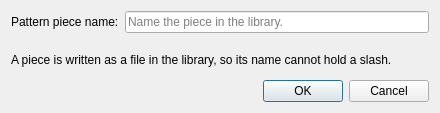
Above: src/app/ostara/dialogs/osavepiecedialog.ui from equinox-patterns/Ostara before the change. Below: the same form after it.
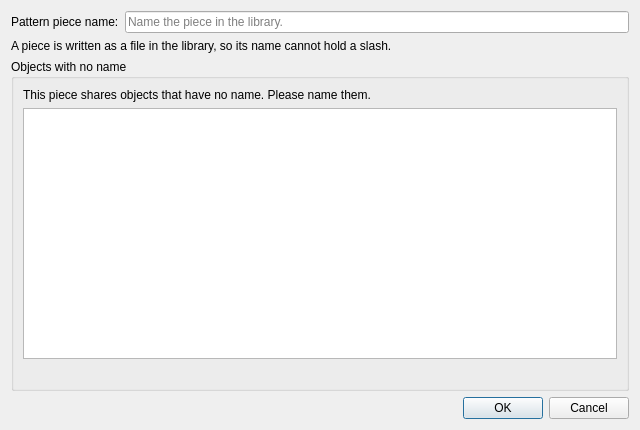
That is the form after the change. Icons and pictures are not drawn.

Diff of the .ui file:
```diff
--- a/src/app/ostara/dialogs/osavepiecedialog.ui
+++ b/src/app/ostara/dialogs/osavepiecedialog.ui
@@ -9,8 +9,8 @@
    <rect>
     <x>0</x>
     <y>0</y>
-    <width>440</width>
-    <height>113</height>
+    <width>640</width>
+    <height>430</height>
    </rect>
   </property>
   <property name="windowTitle">
@@ -61,6 +61,51 @@
      </property>
     </widget>
    </item>
+   <item>
+    <widget class="QGroupBox" name="groupNames">
+     <property name="title">
+      <string>Objects with no name</string>
+     </property>
+     <layout class="QVBoxLayout" name="namesLayout">
+      <item>
+       <widget class="QLabel" name="labelNames">
+        <property name="text">
+         <string>This piece shares objects that have no name. Please name them.</string>
+        </property>
+        <property name="wordWrap">
+         <bool>true</bool>
+        </property>
+       </widget>
+      </item>
+      <item>
+       <widget class="QTableWidget" name="tableNames">
+        <property name="alternatingRowColors">
+         <bool>true</bool>
+        </property>
+        <property name="selectionBehavior">
+         <enum>QAbstractItemView::SelectRows</enum>
+        </property>
+        <property name="minimumSize">
+         <size>
+          <width>0</width>
+          <height>170</height>
+         </size>
+        </property>
+       </widget>
+      </item>
+      <item>
+       <widget class="QLabel" name="labelNamesProblem">
+        <property name="text">
+         <string/>
+        </property>
+        <property name="wordWrap">
+         <bool>true</bool>
+        </property>
+       </widget>
+      </item>
+     </layout>
+    </widget>
+   </item>
    <item>
     <widget class="QDialogButtonBox" name="buttonBox">
      <property name="standardButtons">
```
